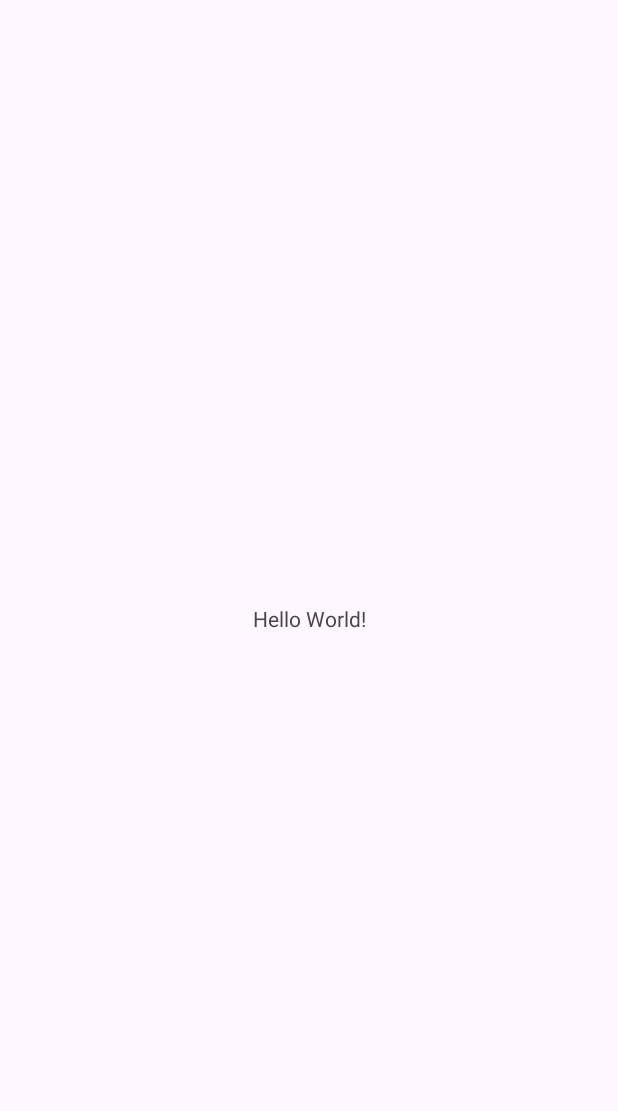
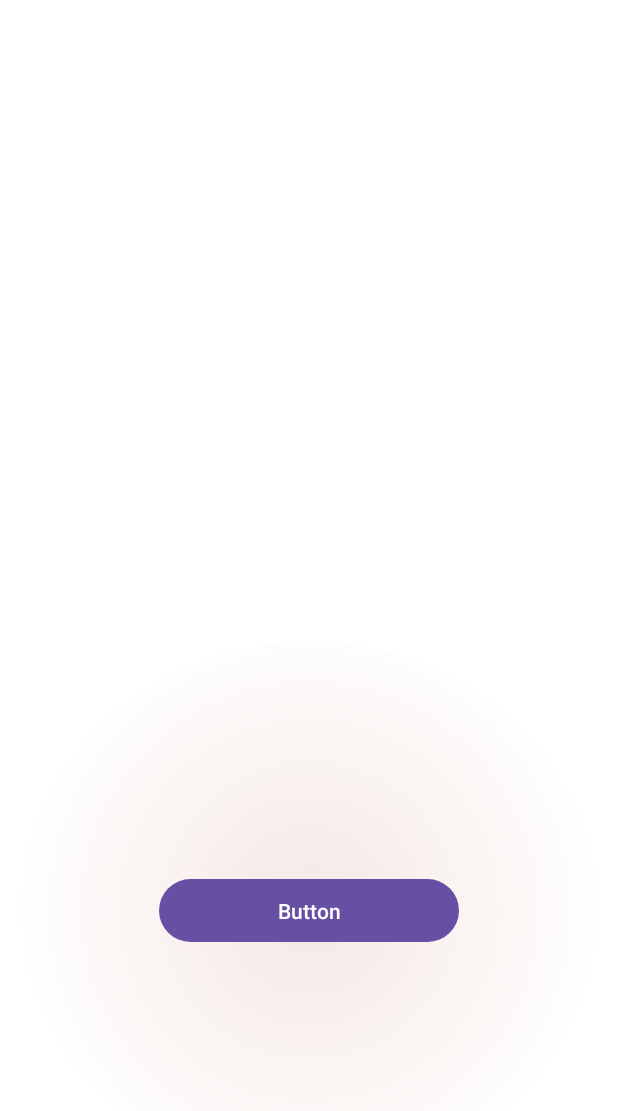
Before and after one commit to VadimKravchenkoDev/Registration-page, an Android app: the screen it shows after launch (MainActivity), on a phone screen of 412 x 824 dp. Before the commit the part shown is almost empty. Shown: the top 1111 px of the screen. Run offline under Robolectric (Android 15) with nearby library versions, the phone set to English and light mode, and no system bars.

Commit message:
add button

```diff
--- a/app/src/main/res/drawable/gradient_circle.xml
+++ b/app/src/main/res/drawable/gradient_circle.xml
@@ -1,6 +1,6 @@
 <shape xmlns:android="http://schemas.android.com/apk/res/android" android:shape="oval">
     <gradient
-        android:startColor="#FFBA8A"
+        android:startColor="#f4e8e4"
         android:endColor="#FFFFFF"
         android:gradientRadius="200dp"
         android:type="radial"
--- a/app/src/main/res/layout/activity_main.xml
+++ b/app/src/main/res/layout/activity_main.xml
@@ -5,15 +5,29 @@
     android:id="@+id/main"
     android:layout_width="match_parent"
     android:layout_height="match_parent"
+    android:background="@color/white"
     tools:context=".MainActivity">
 
-    <TextView
-        android:layout_width="wrap_content"
-        android:layout_height="wrap_content"
-        android:text="Hello World!"
+    <!--Gradient background -->
+    <View
+        android:id="@+id/gradient_background"
+        android:layout_width="383dp"
+        android:layout_height="358dp"
+        android:background="@drawable/gradient_circle"
+        app:layout_constraintBottom_toBottomOf="@+id/button"
+        app:layout_constraintLeft_toLeftOf="@+id/button"
+        app:layout_constraintRight_toRightOf="@+id/button"
+        app:layout_constraintTop_toTopOf="@+id/button" />
+
+    <Button
+        android:id="@+id/button"
+        android:layout_width="200dp"
+        android:layout_height="50dp"
+        android:text="Button"
         app:layout_constraintBottom_toBottomOf="parent"
         app:layout_constraintEnd_toEndOf="parent"
         app:layout_constraintStart_toStartOf="parent"
-        app:layout_constraintTop_toTopOf="parent" />
+        app:layout_constraintTop_toTopOf="parent"
+        app:layout_constraintVertical_bias="0.752" />
 
 </androidx.constraintlayout.widget.ConstraintLayout>
```
